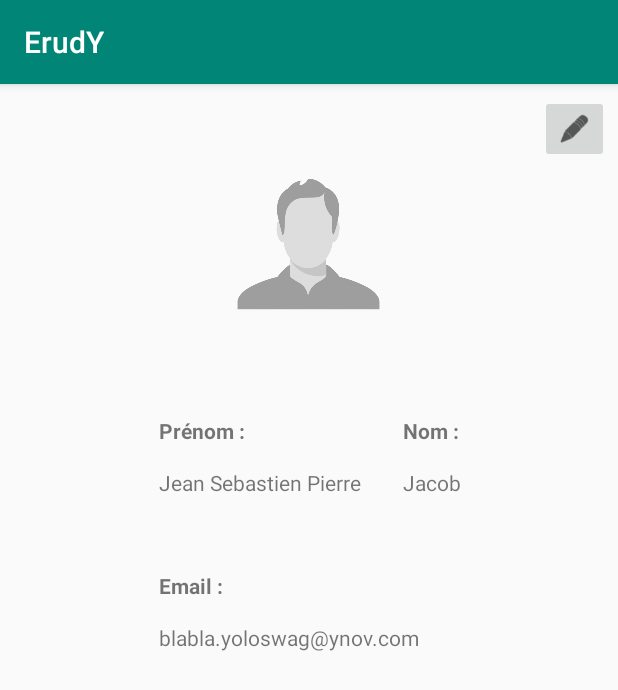
After one commit to NoeColin/ErudY, an Android app: the fragment ProfileFragment shown on its own in the app's theme, on a phone screen of 412 x 824 dp. The commit adds this screen. Shown: the top 690 px of the screen. Run offline under Robolectric (Android 15) with nearby library versions, the phone set to English and light mode, and no system bars; our stand-ins replace Dagger/Hilt's generated code; libraries missing offline, so code that uses them is left out: com.parse; 2 statements that could not run were skipped.

Commit message:
starting to setup profile fragment

```diff
--- a/app/src/main/AndroidManifest.xml
+++ b/app/src/main/AndroidManifest.xml
@@ -17,7 +17,6 @@
             android:label="@string/title_activity_container"
             android:theme="@style/AppTheme.NoActionBar"></activity>
         <activity android:name=".presentation.ui.activity.ChatActivity" />
-        <activity android:name=".presentation.ui.activity.RegisterActivity" />
         <activity android:name=".presentation.ui.activity.LoginActivity">
             <intent-filter>
                 <action android:name="android.intent.action.MAIN" />
@@ -26,7 +25,6 @@
             </intent-filter>
         </activity>
         <activity android:name=".presentation.ui.activity.MainActivity"/>
-        <activity android:name=".presentation.ui.activity.ChatActivity"/>
     </application>
 
 </manifest>
--- a/app/src/main/java/com/example/erudy/di/ActivityModule.kt
+++ b/app/src/main/java/com/example/erudy/di/ActivityModule.kt
@@ -2,6 +2,7 @@ package com.example.erudy.di
 
 import com.example.erudy.presentation.ui.activity.LoginActivity
 import com.example.erudy.presentation.ui.fragments.LoginFragment
+import com.example.erudy.presentation.ui.fragments.ProfileFragment
 import com.example.erudy.presentation.ui.fragments.RegisterFragment
 import dagger.Module
 import dagger.android.ContributesAndroidInjector
@@ -17,4 +18,7 @@ abstract class ActivityModule {
 
     @ContributesAndroidInjector
     internal abstract fun contributeRegisterFragment(): RegisterFragment
+
+    @ContributesAndroidInjector
+    internal abstract fun contributeProfileFragment(): ProfileFragment
 }
--- /dev/null
+++ b/app/src/main/java/com/example/erudy/presentation/presenter/presenter/ProfileFragmentPresenter.kt
@@ -0,0 +1,22 @@
+package com.example.erudy.presentation.presenter.presenter
+
+import com.example.erudy.base.BasePresenter
+import com.example.erudy.data.entity.ErudyUser
+import com.example.erudy.presentation.presenter.view.ProfileView
+import com.parse.ParseException
+import com.parse.ParseUser
+import javax.inject.Inject
+
+class ProfileFragmentPresenter
+ @Inject
+    constructor(): BasePresenter<ProfileView>(){
+    fun loadProfile() {
+        var currentUser = ParseUser.getCurrentUser() as ErudyUser
+        currentUser.fetchInBackground { user: ErudyUser?, exception: ParseException? ->
+            if(exception == null) {
+                view.displayProfile(user!!.lastName.toString(), user.firstName.toString(), user.email.toString(), user.profileImage!!.url)
+                view.hideLoader()
+            }
+        }
+    }
+}
--- /dev/null
+++ b/app/src/main/java/com/example/erudy/presentation/presenter/view/ProfileView.kt
@@ -0,0 +1,10 @@
+package com.example.erudy.presentation.presenter.view
+
+import com.example.erudy.base.BaseView
+import com.parse.ParseFile
+
+interface ProfileView: BaseView {
+    fun displayLoader()
+    fun hideLoader()
+    fun displayProfile(lastname : String, firstName: String, email : String, image : String)
+}
--- a/app/src/main/java/com/example/erudy/presentation/ui/activity/ContainerActivity.kt
+++ b/app/src/main/java/com/example/erudy/presentation/ui/activity/ContainerActivity.kt
@@ -32,7 +32,7 @@ class ContainerActivity : AppCompatActivity() {
         // menu should be considered as top level destinations.
         appBarConfiguration = AppBarConfiguration(
             setOf(
-                R.id.nav_home, R.id.nav_gallery, R.id.nav_slideshow,
+                R.id.nav_home, R.id.nav_profile, R.id.nav_slideshow,
                 R.id.nav_tools, R.id.nav_share, R.id.nav_send
             ), drawerLayout
         )
--- a/app/src/main/java/com/example/erudy/presentation/ui/fragments/LoginFragment.kt
+++ b/app/src/main/java/com/example/erudy/presentation/ui/fragments/LoginFragment.kt
@@ -9,6 +9,7 @@ import com.example.erudy.R
 import com.example.erudy.base.BaseFragment
 import com.example.erudy.presentation.presenter.presenter.LoginFragmentPresenter
 import com.example.erudy.presentation.presenter.view.LoginView
+import com.example.erudy.presentation.ui.activity.ContainerActivity
 import com.example.erudy.presentation.ui.activity.LoginActivity
 import com.example.erudy.presentation.ui.activity.MainActivity
 import dagger.android.support.AndroidSupportInjection
@@ -44,7 +45,7 @@ class LoginFragment : BaseFragment<LoginFragmentPresenter>(), LoginView {
     }
 
     override fun goToMain() {
-        val intent = Intent(context, MainActivity::class.java)
+        val intent = Intent(context, ContainerActivity::class.java)
         startActivity(intent)
         activity?.finish()
     }
--- /dev/null
+++ b/app/src/main/java/com/example/erudy/presentation/ui/fragments/ProfileFragment.kt
@@ -0,0 +1,70 @@
+package com.example.erudy.presentation.ui.fragments
+
+import android.content.Context
+import android.net.Uri
+import android.os.Bundle
+import androidx.fragment.app.Fragment
+import android.view.LayoutInflater
+import android.view.View
+import android.view.ViewGroup
+import android.widget.TextView
+import com.bumptech.glide.Glide
+
+import com.example.erudy.R
+import com.example.erudy.base.BaseFragment
+import com.example.erudy.presentation.presenter.presenter.ProfileFragmentPresenter
+import com.example.erudy.presentation.presenter.view.ProfileView
+import com.example.erudy.presentation.ui.activity.LoginActivity
+import dagger.android.support.AndroidSupportInjection
+import kotlinx.android.synthetic.main.fragment_login.loader
+import kotlinx.android.synthetic.main.fragment_profile.*
+import javax.inject.Inject
+
+
+class ProfileFragment() :BaseFragment<ProfileFragmentPresenter>(), ProfileView {
+
+    @Inject
+    override lateinit var presenter: ProfileFragmentPresenter
+    override val layoutId: Int = R.layout.fragment_profile
+
+
+    override fun onAttach(context: Context?) {
+        AndroidSupportInjection.inject(this)
+        super.onAttach(context)
+    }
+
+
+    override fun displayLoader() {
+        loader.visibility = View.VISIBLE
+    }
+
+    override fun hideLoader() {
+        loader.visibility = View.GONE
+    }
+
+    override fun displayProfile(lastname: String, firstName: String, email: String, image: String) {
+        firstnameField.text = firstName
+        nameField.text = lastname
+        emailField.text = email
+        Glide.with(context!!).load(image).into(profileImage)
+    }
+
+    override fun onActivityCreated(savedInstanceState: Bundle?) {
+        super.onActivityCreated(savedInstanceState)
+        presenter.attach(this)
+    }
+
+
+
+    override fun onViewCreated(view: View, savedInstanceState: Bundle?) {
+        super.onViewCreated(view, savedInstanceState)
+
+            presenter.loadProfile()
+
+        editButton.setOnClickListener {
+            (activity as LoginActivity).goToRegister()
+        }
+    }
+
+
+}
--- /dev/null
+++ b/app/src/main/res/layout/fragment_profile.xml
@@ -0,0 +1,112 @@
+<?xml version="1.0" encoding="utf-8"?>
+<FrameLayout xmlns:android="http://schemas.android.com/apk/res/android"
+    xmlns:app="http://schemas.android.com/apk/res-auto"
+    xmlns:tools="http://schemas.android.com/tools"
+    android:layout_width="match_parent"
+    android:layout_height="match_parent"
+    tools:context=".presentation.ui.fragments.ProfileFragment">
+
+    <!-- TODO: Update blank fragment layout -->
+    <androidx.constraintlayout.widget.ConstraintLayout
+        android:layout_width="match_parent"
+        android:layout_height="match_parent">
+
+        <TextView
+            android:id="@+id/firstnameField"
+            android:layout_width="wrap_content"
+            android:layout_height="wrap_content"
+            android:layout_marginTop="15dp"
+            android:text="Jacob "
+            app:layout_constraintStart_toStartOf="@+id/firstnameLabel"
+            app:layout_constraintTop_toBottomOf="@+id/firstnameLabel" />
+
+        <TextView
+            android:id="@+id/firstnameLabel"
+            android:layout_width="wrap_content"
+            android:layout_height="wrap_content"
+            android:layout_marginTop="48dp"
+            android:text="@string/text_lastname"
+            android:textStyle="bold"
+            app:layout_constraintEnd_toEndOf="parent"
+            app:layout_constraintStart_toEndOf="@+id/nameLabel"
+            app:layout_constraintTop_toBottomOf="@+id/profileImage" />
+
+        <ImageView
+            android:id="@+id/profileImage"
+            android:layout_width="118dp"
+            android:layout_height="133dp"
+            android:layout_marginTop="40dp"
+            android:src="@drawable/default_profile"
+            app:layout_constraintEnd_toEndOf="parent"
+            app:layout_constraintHorizontal_bias="0.498"
+            app:layout_constraintStart_toStartOf="parent"
+            app:layout_constraintTop_toTopOf="parent" />
+
+        <TextView
+            android:id="@+id/nameLabel"
+            android:layout_width="wrap_content"
+            android:layout_height="wrap_content"
+            android:layout_marginTop="48dp"
+            android:text="@string/text_firstname"
+            android:textStyle="bold"
+            app:layout_constraintEnd_toStartOf="@+id/firstnameLabel"
+            app:layout_constraintStart_toStartOf="parent"
+            app:layout_constraintTop_toBottomOf="@+id/profileImage" />
+
+        <TextView
+            android:id="@+id/emailLabel"
+            android:layout_width="wrap_content"
+            android:layout_height="wrap_content"
+            android:layout_marginTop="30dp"
+            android:text="@string/text_email"
+            android:textStyle="bold"
+            app:layout_constraintBottom_toBottomOf="parent"
+            app:layout_constraintStart_toStartOf="@+id/nameLabel"
+            app:layout_constraintTop_toBottomOf="@+id/nameField"
+            app:layout_constraintVertical_bias="0.044" />
+
+        <TextView
+            android:id="@+id/nameField"
+            android:layout_width="wrap_content"
+            android:layout_height="wrap_content"
+            android:layout_marginTop="15dp"
+            android:text="Jean Sebastien Pierre "
+            app:layout_constraintStart_toStartOf="@+id/nameLabel"
+            app:layout_constraintTop_toBottomOf="@+id/nameLabel" />
+
+        <TextView
+            android:id="@+id/emailField"
+            android:layout_width="wrap_content"
+            android:layout_height="wrap_content"
+            android:layout_marginTop="15dp"
+            android:text="blabla.yoloswag@ynov.com"
+            app:layout_constraintStart_toStartOf="@+id/emailLabel"
+            app:layout_constraintTop_toBottomOf="@+id/emailLabel" />
+
+        <ImageButton
+            android:id="@+id/editButton"
+            android:layout_width="46dp"
+            android:layout_height="45dp"
+            android:layout_marginTop="7dp"
+            android:layout_marginEnd="6dp"
+            android:scaleType="fitCenter"
+            android:src="@android:drawable/ic_menu_edit"
+            android:tint="#000000"
+            app:layout_constraintEnd_toEndOf="parent"
+            app:layout_constraintTop_toTopOf="parent" />
+
+        <ProgressBar
+            android:id="@+id/loader"
+            style="?android:attr/progressBarStyle"
+            android:layout_width="wrap_content"
+            android:layout_height="wrap_content"
+            android:visibility="gone"
+            app:layout_constraintBottom_toBottomOf="parent"
+            app:layout_constraintEnd_toEndOf="parent"
+            app:layout_constraintStart_toStartOf="parent"
+            app:layout_constraintTop_toTopOf="parent"
+            tools:visibility="visible" />
+
+    </androidx.constraintlayout.widget.ConstraintLayout>
+
+</FrameLayout>
--- a/app/src/main/res/menu/activity_container_drawer.xml
+++ b/app/src/main/res/menu/activity_container_drawer.xml
@@ -9,9 +9,9 @@
             android:icon="@drawable/ic_menu_camera"
             android:title="@string/menu_home" />
         <item
-            android:id="@+id/nav_gallery"
-            android:icon="@drawable/ic_menu_gallery"
-            android:title="@string/menu_gallery" />
+            android:id="@+id/nav_profile"
+            android:icon="@drawable/default_profile"
+            android:title="@string/menu_profile" />
         <item
             android:id="@+id/nav_slideshow"
             android:icon="@drawable/ic_menu_slideshow"
--- a/app/src/main/res/navigation/mobile_navigation.xml
+++ b/app/src/main/res/navigation/mobile_navigation.xml
@@ -12,10 +12,10 @@
         tools:layout="@layout/fragment_home" />
 
     <fragment
-        android:id="@+id/nav_gallery"
-        android:name="com.example.erudy.presentation.ui.activity.ui.gallery.GalleryFragment"
-        android:label="@string/menu_gallery"
-        tools:layout="@layout/fragment_gallery" />
+        android:id="@+id/nav_profile"
+        android:name="com.example.erudy.presentation.ui.fragments.ProfileFragment"
+        android:label="Profile"
+        tools:layout="@layout/fragment_profile" />
 
     <fragment
         android:id="@+id/nav_slideshow"
--- a/app/src/main/res/values/strings.xml
+++ b/app/src/main/res/values/strings.xml
@@ -29,9 +29,12 @@
     <string name="action_settings">Settings</string>
 
     <string name="menu_home">Home</string>
-    <string name="menu_gallery">Gallery</string>
+    <string name="menu_profile">Profil</string>
     <string name="menu_slideshow">Slideshow</string>
     <string name="menu_tools">Tools</string>
     <string name="menu_share">Share</string>
     <string name="menu_send">Send</string>
+
+    <!-- TODO: Remove or change this placeholder text -->
+    <string name="hello_blank_fragment">Hello blank fragment</string>
 </resources>
```
